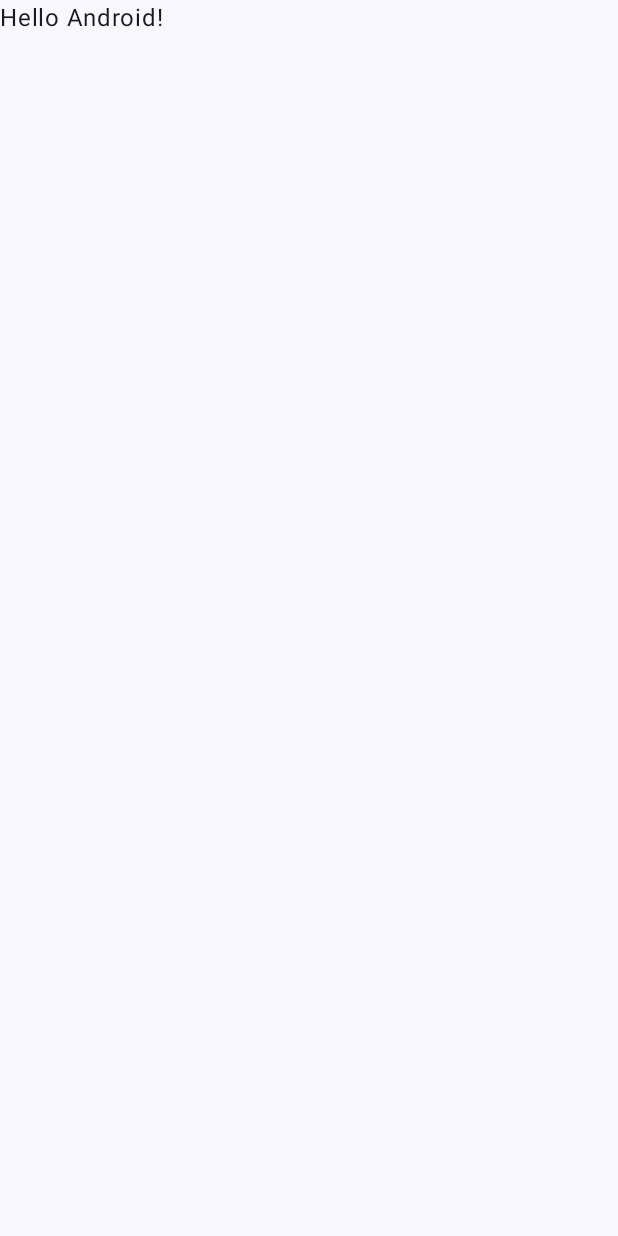
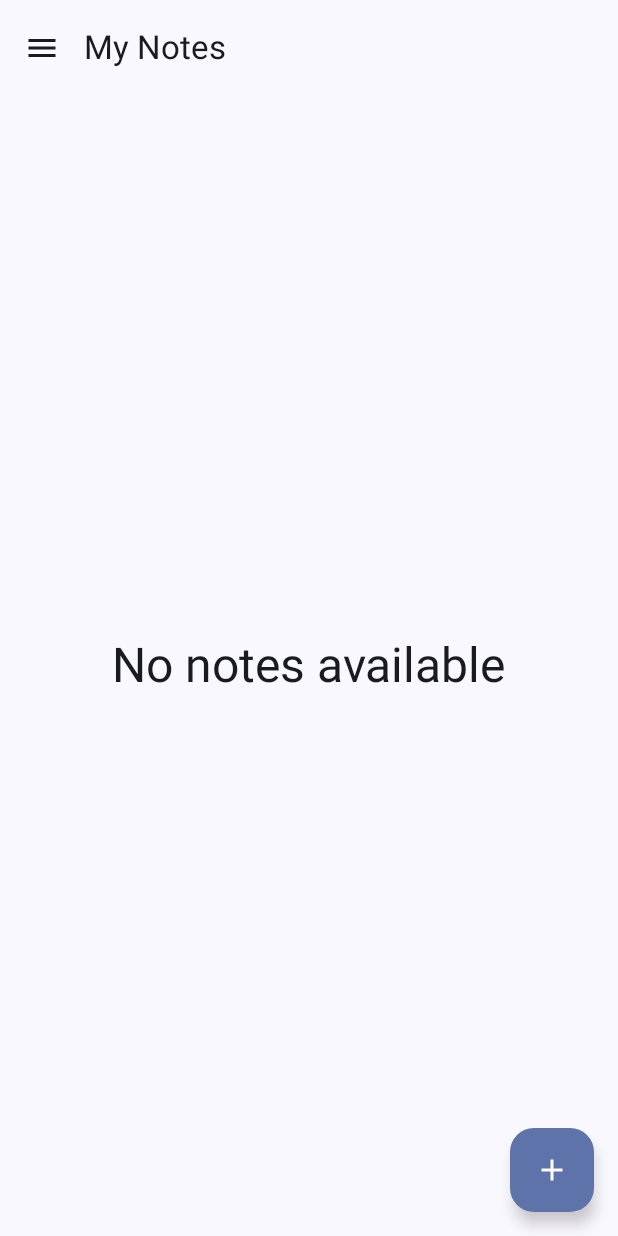
Before and after one commit to RaymanAryan/JSONPad, an Android app built with Jetpack Compose: the screen it shows after launch (MainActivity), on a phone screen of 412 x 824 dp. Before the commit the screen is almost empty. Run offline under Robolectric (Android 15) with nearby library versions, the phone set to English and light mode, and no system bars; our stand-ins replace Dagger/Hilt's generated code, Room's generated code.

Commit message:
For question not ready.

```diff
--- a/app/src/main/java/com/rayman/jsonpad/MainActivity.kt
+++ b/app/src/main/java/com/rayman/jsonpad/MainActivity.kt
@@ -4,44 +4,34 @@ import android.os.Bundle
 import androidx.activity.ComponentActivity
 import androidx.activity.compose.setContent
 import androidx.activity.enableEdgeToEdge
-import androidx.compose.foundation.layout.fillMaxSize
-import androidx.compose.foundation.layout.padding
-import androidx.compose.material3.Scaffold
-import androidx.compose.material3.Text
 import androidx.compose.runtime.Composable
-import androidx.compose.ui.Modifier
-import androidx.compose.ui.tooling.preview.Preview
+import androidx.navigation.compose.rememberNavController
+import com.rayman.jsonpad.ui.navigation.NoteNavGraph
 import com.rayman.jsonpad.ui.theme.JSONPadTheme
+import dagger.hilt.android.AndroidEntryPoint
 
+@AndroidEntryPoint
 class MainActivity : ComponentActivity() {
     override fun onCreate(savedInstanceState: Bundle?) {
         super.onCreate(savedInstanceState)
         enableEdgeToEdge()
         setContent {
             JSONPadTheme {
-                Scaffold(modifier = Modifier.fillMaxSize()) { innerPadding ->
-                    Greeting(
-                        name = "Android",
-                        modifier = Modifier.padding(innerPadding)
-                    )
-                }
+                App()
             }
         }
     }
 }
-
 @Composable
-fun Greeting(name: String, modifier: Modifier = Modifier) {
-    Text(
-        text = "Hello $name!",
-        modifier = modifier
-    )
+fun App() {
+    val navController = rememberNavController()
+    NoteNavGraph(navController)
 }
 
-@Preview(showBackground = true)
-@Composable
-fun GreetingPreview() {
-    JSONPadTheme {
-        Greeting("Android")
-    }
-}
+//@Preview(showBackground = true)
+//@Composable
+//fun GreetingPreview() {
+//    JSONPadTheme {
+//        Greeting("Android")
+//    }
+//}
--- /dev/null
+++ b/app/src/main/java/com/rayman/jsonpad/data/local/NoteDao.kt
@@ -0,0 +1,40 @@
+package com.rayman.jsonpad.data.local
+
+import androidx.room.Dao
+import androidx.room.Delete
+import androidx.room.Insert
+import androidx.room.OnConflictStrategy
+import androidx.room.Query
+import androidx.room.Transaction
+import androidx.room.Update
+import kotlinx.coroutines.flow.Flow
+
+@Dao
+interface NoteDao {
+    @Query("SELECT * FROM notes ORDER BY createdAt DESC")
+    fun getAllByDescCreatedAt(): Flow<List<Note>>
+
+    @Query("SELECT category FROM notes")
+    fun getCategories(): Flow<List<String>>
+
+    @Query("SELECT * FROM notes WHERE id = :id LIMIT 1")
+    suspend fun getNoteById(id: String): Note?
+
+    @Insert(onConflict = OnConflictStrategy.REPLACE)
+    suspend fun insertNote(note: Note): Long // Change from Int to Long
+
+    @Transaction
+    suspend fun insertAndReturnNote(note: Note): Note {
+        val id = insertNote(note)
+        return getNoteById(id.toString())!! // Fetch the inserted note
+    }
+
+    @Update
+    suspend fun updateNote(note: Note)
+
+    @Delete
+    suspend fun deleteNote(note: Note)
+
+    @Query("DELETE FROM notes")
+    suspend fun deleteAllNotes()
+}
--- /dev/null
+++ b/app/src/main/java/com/rayman/jsonpad/data/local/NoteDatabase.kt
@@ -0,0 +1,9 @@
+package com.rayman.jsonpad.data.local
+
+import androidx.room.Database
+import androidx.room.RoomDatabase
+
+@Database(entities =  [Note::class], version = 1, exportSchema = true)
+abstract class NoteDatabase : RoomDatabase() {
+    abstract fun noteDao(): NoteDao
+}
--- /dev/null
+++ b/app/src/main/java/com/rayman/jsonpad/data/repository/NoteRepository.kt
@@ -0,0 +1,30 @@
+package com.rayman.jsonpad.data.repository
+
+import com.rayman.jsonpad.data.local.Note
+import com.rayman.jsonpad.data.local.NoteDao
+import kotlinx.coroutines.flow.Flow
+import javax.inject.Inject
+import javax.inject.Singleton
+
+@Singleton
+class NoteRepository @Inject constructor(private val noteDao: NoteDao) {
+    val allNotes: Flow<List<Note>> = noteDao.getAllByDescCreatedAt() // Using the sorted query
+    val allCategories: Flow<List<String>> = noteDao.getCategories()
+
+    suspend fun getNoteById(id: String): Note? {
+        return noteDao.getNoteById(id)
+    }
+
+    suspend fun addNote(title: String, content: String, category: String): Note {
+        val note = Note(title = title, content = content, category = category, updatedAt = System.currentTimeMillis())
+        return noteDao.insertAndReturnNote(note)
+    }
+
+    suspend fun updateNote(note: Note) {
+        noteDao.updateNote(note)
+    }
+
+    suspend fun deleteNote(note: Note) {
+        noteDao.deleteNote(note)
+    }
+}
--- /dev/null
+++ b/app/src/main/java/com/rayman/jsonpad/di/DatabaseModule.kt
@@ -0,0 +1,37 @@
+package com.rayman.jsonpad.di
+
+import android.app.Application
+import androidx.room.Room
+import com.rayman.jsonpad.data.local.NoteDao
+import com.rayman.jsonpad.data.local.NoteDatabase
+import com.rayman.jsonpad.data.repository.NoteRepository
+import dagger.Module
+import dagger.Provides
+import dagger.hilt.InstallIn
+import dagger.hilt.components.SingletonComponent
+import javax.inject.Singleton
+import kotlin.jvm.java
+
+@Module
+@InstallIn(SingletonComponent::class)
+object DatabaseModule {
+
+    @Provides
+    @Singleton
+    fun provideDatabase(app: Application): NoteDatabase {
+        return Room.databaseBuilder(
+            app,
+            NoteDatabase::class.java,
+            "notes_db"
+        ).fallbackToDestructiveMigration().build()
+    }
+
+    @Provides
+    fun provideNoteDao(database: NoteDatabase): NoteDao = database.noteDao()
+
+    @Provides
+    @Singleton
+    fun provideNoteRepository(noteDao: NoteDao): NoteRepository {
+        return NoteRepository(noteDao)
+    }
+}
--- /dev/null
+++ b/app/src/main/java/com/rayman/jsonpad/ui/components/AddNoteButton.kt
@@ -0,0 +1,14 @@
+package com.rayman.jsonpad.ui.components
+
+import androidx.compose.material.icons.Icons
+import androidx.compose.material.icons.filled.Add
+import androidx.compose.material3.FloatingActionButton
+import androidx.compose.material3.Icon
+import androidx.compose.runtime.Composable
+
+@Composable
+fun AddNoteButton(onAddNote: () -> Unit) {
+    FloatingActionButton(onClick = onAddNote) {
+        Icon(Icons.Default.Add, contentDescription = "Add Note")
+    }
+}
--- /dev/null
+++ b/app/src/main/java/com/rayman/jsonpad/ui/components/TopAppBar.kt
@@ -0,0 +1,30 @@
+package com.rayman.jsonpad.ui.components
+
+import androidx.compose.material.icons.Icons
+import androidx.compose.material.icons.filled.Menu
+import androidx.compose.material3.ExperimentalMaterial3Api
+import androidx.compose.material3.Icon
+import androidx.compose.material3.IconButton
+import androidx.compose.material3.Text
+import androidx.compose.material3.TopAppBar
+import androidx.compose.runtime.Composable
+import androidx.compose.ui.tooling.preview.Preview
+
+@OptIn(ExperimentalMaterial3Api::class)
+@Composable
+fun NoteTopBar() {
+    TopAppBar(
+        title = { Text("My Notes") },
+        navigationIcon = {
+            IconButton(onClick = { /* TODO: Implement Search */ }) {
+                Icon(Icons.Default.Menu, contentDescription = "Menu")
+            }
+        }
+    )
+}
+
+@Preview
+@Composable
+private fun PreviewNoteTopBar() {
+    NoteTopBar()
+}
--- /dev/null
+++ b/app/src/main/java/com/rayman/jsonpad/ui/navigation/Navgraph.kt
@@ -0,0 +1,59 @@
+package com.rayman.jsonpad.ui.navigation
+
+import android.widget.Toast
+import androidx.compose.runtime.Composable
+import androidx.compose.runtime.LaunchedEffect
+import androidx.compose.runtime.collectAsState
+import androidx.compose.runtime.getValue
+import androidx.compose.runtime.mutableStateOf
+import androidx.compose.runtime.saveable.rememberSaveable
+import androidx.compose.runtime.setValue
+import androidx.compose.ui.platform.LocalContext
+import androidx.hilt.navigation.compose.hiltViewModel
+import androidx.navigation.NavHostController
+import androidx.navigation.NavType
+import androidx.navigation.compose.NavHost
+import androidx.navigation.compose.composable
+import androidx.navigation.navArgument
+import com.rayman.jsonpad.data.local.Note
+import com.rayman.jsonpad.ui.screens.EditNoteScreen
+import com.rayman.jsonpad.ui.screens.NoteListScreen
+import com.rayman.jsonpad.ui.viewmodel.NoteViewModel
+
+@Composable
+fun NoteNavGraph(navController: NavHostController, viewModel: NoteViewModel = hiltViewModel()) {
+    val context = LocalContext.current
+    NavHost(navController, startDestination = "noteList") {
+        composable("noteList") {
+            NoteListScreen(
+                viewModel = viewModel,
+                onAddNote = { navController.navigate("editNote/new") },
+                onNoteClick = { note -> navController.navigate("editNote/${note.id}") }
+            )
+        }
+        composable(
+            route = "editNote/{noteId}",
+            arguments = listOf(navArgument("noteId") { type = NavType.StringType })
+        ) { backStackEntry ->
+
+            val noteId = backStackEntry.arguments?.getString("noteId")
+            // completed Toast.makeText(context, "Error: Note ID is missing!$noteId" , Toast.LENGTH_SHORT).show()
+            val noteState = viewModel.getNoteById(noteId ?: "")
+            val note by  noteState.collectAsState(initial = null)
+            var newNote by rememberSaveable { mutableStateOf<Note?>(null) }
+
+
+            if (note == null) {
+                LaunchedEffect(noteId) {
+                newNote = viewModel.addNote("", "", "") // Create a new empty note
+                    Toast.makeText(context, "Error: Note ID is missing!${newNote!!.title}" , Toast.LENGTH_SHORT).show()
+                }
+            }
+            EditNoteScreen(
+                note = note ?: newNote, onNoteUpdated = { navController.popBackStack() },
+                viewModel = hiltViewModel(),
+                onBack = {navController.popBackStack()}
+            )
+        }
+    }
+}
--- /dev/null
+++ b/app/src/main/java/com/rayman/jsonpad/ui/screens/NoteListScreen.kt
@@ -0,0 +1,61 @@
+package com.rayman.jsonpad.ui.screens
+
+import androidx.compose.foundation.layout.Box
+import androidx.compose.foundation.layout.fillMaxSize
+import androidx.compose.foundation.layout.padding
+import androidx.compose.material3.MaterialTheme
+import androidx.compose.material3.Scaffold
+import androidx.compose.material3.Text
+import androidx.compose.runtime.Composable
+import androidx.compose.runtime.collectAsState
+import androidx.compose.runtime.mutableStateListOf
+import androidx.compose.runtime.remember
+import androidx.compose.ui.Alignment
+import androidx.compose.ui.Modifier
+import androidx.compose.ui.tooling.preview.Preview
+import androidx.hilt.navigation.compose.hiltViewModel
+import com.rayman.jsonpad.data.local.Note
+import com.rayman.jsonpad.ui.components.AddNoteButton
+import com.rayman.jsonpad.ui.components.NoteTopBar
+import com.rayman.jsonpad.ui.components.ToNoteList
+import com.rayman.jsonpad.ui.viewmodel.NoteViewModel
+
+@Composable
+fun NoteListScreen(
+    viewModel: NoteViewModel = hiltViewModel(),
+    onAddNote: () -> Unit = {},
+    onNoteClick: (Note) -> Unit = {}
+) {
+    val notes = viewModel.allNotes.collectAsState(emptyList()) // Directly using 'by'
+    val selectedNotes = remember { mutableStateListOf<Note>() }
+
+    Scaffold(
+        topBar = { NoteTopBar() },
+        floatingActionButton = { AddNoteButton(onAddNote) }
+    ) { paddingValues ->
+        if (notes.value.isEmpty()) {
+            Box(
+                modifier = Modifier
+                    .fillMaxSize()
+                    .padding(paddingValues),
+                contentAlignment = Alignment.Center
+            ) {
+                Text("No notes available", style = MaterialTheme.typography.headlineLarge)
+            }
+        } else {
+            ToNoteList(
+                notes = notes.value,
+                selectedNotes = selectedNotes,
+                modifier = Modifier.padding(paddingValues),
+                onNoteClick = onNoteClick
+            )
+        }
+    }
+}
+
+
+@Preview
+@Composable
+private fun PreviewNoteListScreen() {
+    NoteListScreen()
+}
--- /dev/null
+++ b/app/src/main/java/com/rayman/jsonpad/ui/viewmodel/NoteViewModel.kt
@@ -0,0 +1,49 @@
+package com.rayman.jsonpad.ui.viewmodel
+
+import androidx.lifecycle.ViewModel
+import androidx.lifecycle.viewModelScope
+import com.rayman.jsonpad.data.local.Note
+import com.rayman.jsonpad.data.repository.NoteRepository
+import dagger.hilt.android.lifecycle.HiltViewModel
+import kotlinx.coroutines.flow.SharingStarted
+import kotlinx.coroutines.flow.StateFlow
+import kotlinx.coroutines.flow.map
+import kotlinx.coroutines.flow.stateIn
+import kotlinx.coroutines.launch
+import javax.inject.Inject
+@HiltViewModel
+class NoteViewModel @Inject constructor(private val repository: NoteRepository) : ViewModel() {
+
+    val allNotes: StateFlow<List<Note>> = repository.allNotes.stateIn(
+        scope = viewModelScope,
+        started = SharingStarted.Eagerly,
+        initialValue = emptyList()
+    )
+
+    val allCategories: StateFlow<List<String>> = repository.allCategories.stateIn(
+        scope = viewModelScope,
+        started = SharingStarted.Eagerly,
+        initialValue = emptyList()
+    )
+
+    fun getNoteById(id: String): StateFlow<Note?> {
+        return repository.allNotes
+            .map { notes -> notes.find { it.id.toString() == id } } as StateFlow<Note?>
+    }
+
+    fun updateNote(note: Note, title: String, content: String, category: String) = viewModelScope.launch {
+        note.apply { this.title = title
+        this.content = content
+        this.category = category
+        note.updatedAt = System.currentTimeMillis()
+        }
+        repository.updateNote(note) }
+
+    suspend fun addNote(title: String, content: String, category: String): Note {
+        return repository.addNote(title, content, category)
+    }
+
+    fun deleteNote(note: Note) = viewModelScope.launch {
+        repository.deleteNote(note)
+    }
+}
```
Also changed, not shown: app/src/main/java/com/rayman/jsonpad/JsonPadApp.kt (added, +7 -0 lines), app/src/main/java/com/rayman/jsonpad/data/local/Note.kt (added, +18 -0 lines), app/src/main/java/com/rayman/jsonpad/di/AppModule.kt (added, +13 -0 lines), app/src/main/java/com/rayman/jsonpad/di/RepositoryModule.kt (added, +18 -0 lines), app/src/main/java/com/rayman/jsonpad/project structure.txt (added, +43 -0 lines), app/src/main/java/com/rayman/jsonpad/ui/components/NoteItem.kt (added, +106 -0 lines), app/src/main/java/com/rayman/jsonpad/ui/components/NoteList.kt (added, +29 -0 lines), app/src/main/java/com/rayman/jsonpad/ui/screens/EditNoteScreen.kt (added, +95 -0 lines).
